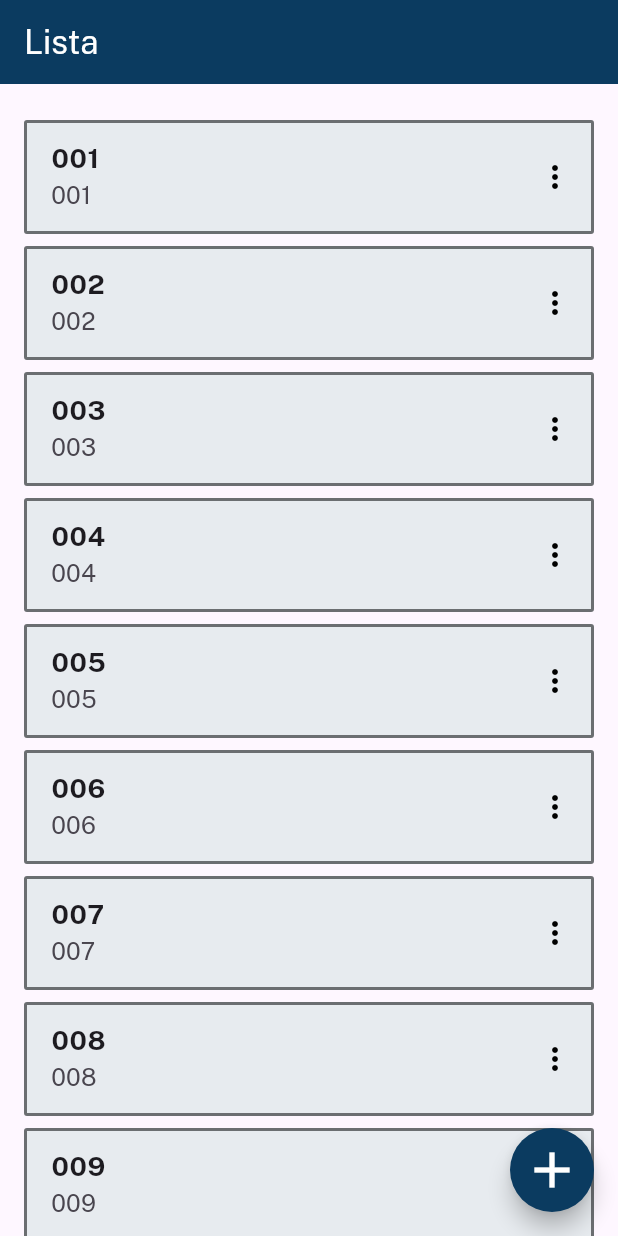
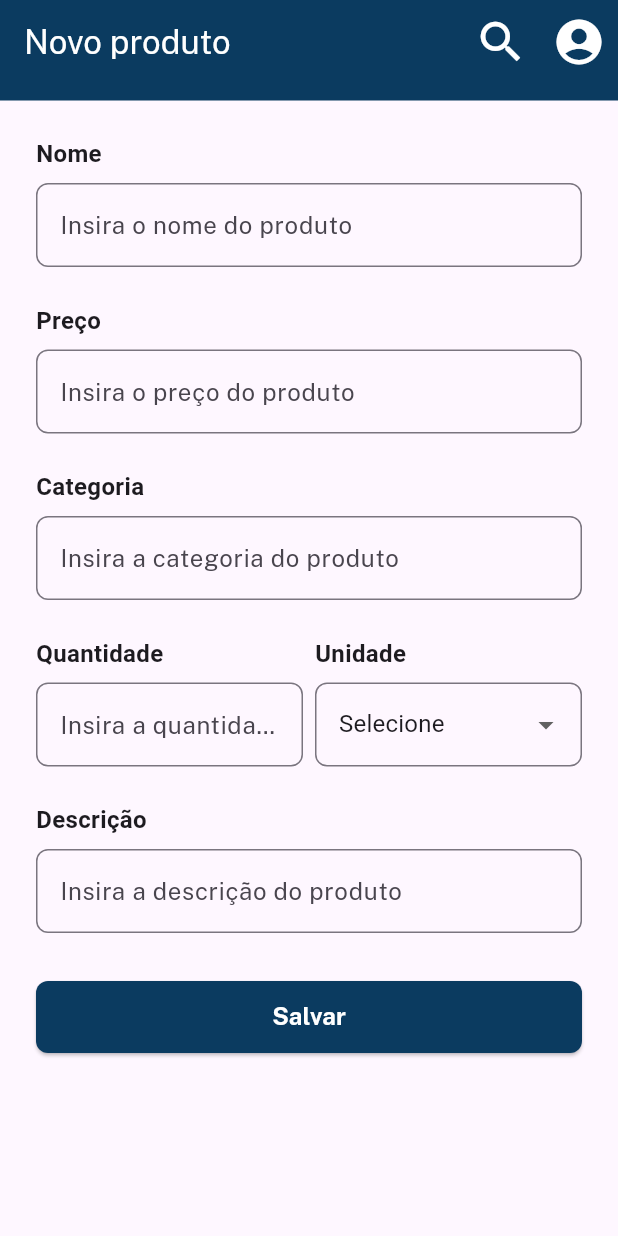
Before and after one commit to otaviohenrique1/app_lista_compras, a Flutter app: the screen it shows after launch, after a tap on the "add" icon, on a phone screen of 412 x 824 dp. Run offline on Flutter 3.47's test engine with Material 2 defaults, Android fonts, the phone set to English and light mode, and no system bars.

Commit message:
commit 7

```diff
--- a/lib/components/appbar.dart
+++ b/lib/components/appbar.dart
@@ -1,28 +1,156 @@
+import 'package:app_lista_compras/pages/login.dart';
 import 'package:flutter/material.dart';
 import 'package:app_lista_compras/styles/fonts.dart';
 import 'package:app_lista_compras/styles/colors.dart';
 
 enum ItemMenuEnum { pefil, busca, sair }
 
-class AppBarSimples extends StatelessWidget implements PreferredSizeWidget {
-  const AppBarSimples({super.key});
+class AppBarHeader extends StatefulWidget implements PreferredSizeWidget {
+  const AppBarHeader({
+    super.key,
+    required this.titulo,
+  });
+
+  final String titulo;
 
   @override
+  State<AppBarHeader> createState() => _AppBarHeaderState();
+
+  @override
+  Size get preferredSize {
+    return const Size.fromHeight(67);
+  }
+}
+
+class _AppBarHeaderState extends State<AppBarHeader> {
+  @override
   Widget build(BuildContext context) {
+    ItemMenuEnum? selectedMenu;
+
     return AppBar(
       backgroundColor: azul1,
-      title: const Text(
-        "Lista",
-        style: TextStyle(
+      title: Text(
+        widget.titulo,
+        style: const TextStyle(
           color: branco,
           fontFamily: fontFamily,
         ),
       ),
+      actions: [
+        IconButton(
+          icon: const Icon(
+            Icons.search,
+            color: Colors.white,
+            size: 36,
+          ),
+          onPressed: () {
+            // Navigator.push(
+            //   context,
+            //   MaterialPageRoute(builder: (context) => const Busca()),
+            // );
+          },
+        ),
+        PopupMenuButton<ItemMenuEnum>(
+          initialValue: selectedMenu,
+          icon: const Icon(
+            Icons.account_circle,
+            color: Colors.white,
+            size: 36,
+          ),
+          onSelected: (item) {
+            setState(() {
+              selectedMenu = item;
+              if (item == ItemMenuEnum.busca) {
+                // Navigator.push(
+                //   context,
+                //   MaterialPageRoute(builder: (context) => const Busca()),
+                // );
+              } else if (item == ItemMenuEnum.pefil) {
+                // Navigator.push(
+                //   context,
+                //   MaterialPageRoute(builder: (context) => const Perfil()),
+                // );
+              } else if (item == ItemMenuEnum.sair) {
+                showDialog<String>(
+                  context: context,
+                  builder: (BuildContext context) => AlertDialog(
+                    title: const Text('Aviso!'),
+                    content: const Row(
+                      mainAxisAlignment: MainAxisAlignment.center,
+                      children: [
+                        Text('Deseja sair do aplicativo?'),
+                      ],
+                    ),
+                    icon: const Icon(
+                      Icons.warning_amber_rounded,
+                      size: 64,
+                    ),
+                    iconColor: Colors.red,
+                    actions: <Widget>[
+                      TextButton(
+                        onPressed: () => Navigator.pop(context),
+                        // onPressed: () => Navigator.pop(context, 'Cancel'),
+                        child: const Text('Não'),
+                      ),
+                      TextButton(
+                        onPressed: () {
+                          Navigator.pop(context);
+                          // Navigator.pop(context, 'OK');
+                          Navigator.pushReplacement(
+                            context,
+                            MaterialPageRoute(
+                                builder: (context) => const Login()),
+                          );
+                        },
+                        child: const Text('Sim'),
+                      ),
+                    ],
+                  ),
+                );
+                // Navigator.pushReplacement(
+                //   context,
+                //   MaterialPageRoute(builder: (context) => const Login()),
+                // );
+              }
+            });
+          },
+          itemBuilder: (BuildContext context) => <PopupMenuEntry<ItemMenuEnum>>[
+            const PopupMenuItem<ItemMenuEnum>(
+              value: ItemMenuEnum.pefil,
+              child: Text(
+                'Pefil',
+                style: TextStyle(
+                  color: Colors.black,
+                  fontSize: 16,
+                ),
+                textAlign: TextAlign.center,
+              ),
+            ),
+            const PopupMenuItem<ItemMenuEnum>(
+              value: ItemMenuEnum.busca,
+              child: Text(
+                'Busca',
+                style: TextStyle(
+                  color: Colors.black,
+                  fontSize: 16,
+                ),
+                textAlign: TextAlign.center,
+              ),
+            ),
+            const PopupMenuItem<ItemMenuEnum>(
+              value: ItemMenuEnum.sair,
+              child: Text(
+                'Sair',
+                style: TextStyle(
+                  color: Colors.black,
+                  fontSize: 16,
+                ),
+                textAlign: TextAlign.center,
+              ),
+            ),
+          ],
+        ),
+      ],
     );
   }
-
-  @override
-  Size get preferredSize {
-    return const Size.fromHeight(10);
-  }
 }
--- a/lib/components/campo_texto.dart
+++ b/lib/components/campo_texto.dart
@@ -13,6 +13,7 @@ class CampoTexto extends StatelessWidget {
     this.validator,
     this.keyboardType,
     this.initialValue,
+    this.maxLines,
   });
 
   final bool exibeLabel;
@@ -23,6 +24,7 @@ class CampoTexto extends StatelessWidget {
   final TextInputType? keyboardType;
   final bool obscureText;
   final String? initialValue;
+  final int? maxLines;
 
   @override
   Widget build(BuildContext context) {
@@ -47,11 +49,20 @@ class CampoTexto extends StatelessWidget {
         TextFormField(
           controller: controller,
           validator: validator,
+          maxLines: (maxLines == null) ? 1 : maxLines,
           obscureText: obscureText,
           decoration: InputDecoration(
             hintText: hintText,
-            hintStyle: const TextStyle(fontSize: 16),
-            errorStyle: const TextStyle(fontSize: 16),
+            hintStyle: const TextStyle(
+              fontSize: 16,
+              fontFamily: fontFamily,
+              fontWeight: fontWeightRegular,
+            ),
+            errorStyle: const TextStyle(
+              fontSize: 16,
+              fontFamily: fontFamily,
+              fontWeight: fontWeightRegular,
+            ),
             border: const OutlineInputBorder(
               borderRadius: BorderRadius.all(Radius.circular(8)),
               borderSide: BorderSide(
--- /dev/null
+++ b/lib/components/select.dart
@@ -0,0 +1,179 @@
+import 'package:app_lista_compras/styles/colors.dart';
+import 'package:app_lista_compras/styles/fonts.dart';
+import 'package:flutter/material.dart';
+
+class Select extends StatefulWidget {
+  const Select({
+    super.key,
+    required this.lista,
+    this.validator,
+    this.outroItem,
+    this.onSaved,
+    required this.onChanged,
+    required this.dropdownValue,
+    required this.exibeLabel,
+    this.label,
+  });
+
+  final List<String> lista;
+  final String? outroItem;
+  final String? Function(String?)? validator;
+  final void Function(String?)? onSaved;
+  final void Function(String?)? onChanged;
+  final String dropdownValue;
+  final bool exibeLabel;
+  final String? label;
+
+  @override
+  State<Select> createState() => _SelectState();
+}
+
+class _SelectState extends State<Select> {
+  @override
+  Widget build(BuildContext context) {
+    // String dropdownValue =
+    //     (widget.outroItem == null) ? widget.lista.first : widget.outroItem!;
+
+    // var a = widget.lista.map<DropdownMenuItem<String>>((String value) {
+    //   return DropdownMenuItem<String>(
+    //     value: value,
+    //     child: Text(
+    //       value,
+    //       style: const TextStyle(
+    //         fontWeight: FontWeight.normal,
+    //         fontSize: 16,
+    //       ),
+    //     ),
+    //   );
+    // }).toList();
+
+    return Column(
+      children: [
+        Visibility(
+          visible: widget.exibeLabel,
+          child: Container(
+            margin: const EdgeInsets.only(bottom: 8),
+            child: Align(
+              alignment: Alignment.centerLeft,
+              child: Text(
+                (widget.label == null) ? "" : widget.label!,
+                style: const TextStyle(
+                  fontSize: 16,
+                  fontWeight: fontWeightBold,
+                ),
+              ),
+            ),
+          ),
+        ),
+        DropdownButtonFormField(
+          // value: dropdownValue,
+          value: widget.dropdownValue,
+          items: widget.lista.map<DropdownMenuItem<String>>((String value) {
+            return DropdownMenuItem<String>(
+              value: value,
+              child: Text(
+                value,
+                style: const TextStyle(
+                  fontWeight: FontWeight.normal,
+                  fontSize: 16,
+                ),
+              ),
+            );
+          }).toList(),
+          // onChanged: (value) async {
+          //   setState(() {
+          //     dropdownValue = value!;
+          //   });
+          // },
+          onChanged: widget.onChanged,
+          onSaved: widget.onSaved,
+          decoration: InputDecoration(
+            border: OutlineInputBorder(
+              borderSide: const BorderSide(
+                color: Colors.black,
+                width: 1,
+              ),
+              borderRadius: BorderRadius.circular(8),
+            ),
+            errorStyle: const TextStyle(fontSize: 16),
+            focusedBorder: const OutlineInputBorder(
+              borderRadius: BorderRadius.all(Radius.circular(8)),
+              borderSide: BorderSide(
+                color: azul1,
+                width: 2,
+                style: BorderStyle.solid,
+              ),
+            ),
+          ),
+          validator: widget.validator,
+        ),
+      ],
+    );
+  }
+}
+
+/*
+import 'package:flutter/material.dart';
+
+class Select extends StatefulWidget {
+  const Select({
+    super.key,
+    required this.lista,
+    this.validator,
+    this.outroItem,
+    this.onSaved,
+  });
+
+  final List<String> lista;
+  final String? outroItem;
+  final String? Function(String?)? validator;
+  final void Function(String?)? onSaved;
+
+  @override
+  State<Select> createState() => _SelectState();
+}
+
+class _SelectState extends State<Select> {
+  @override
+  Widget build(BuildContext context) {
+    String dropdownValue =
+        (widget.outroItem == null) ? widget.lista.first : widget.outroItem!;
+
+    return DropdownButtonFormField(
+      value: dropdownValue,
+      items: widget.lista.map<DropdownMenuItem<String>>((String value) {
+        return DropdownMenuItem<String>(
+          value: value,
+          child: Text(
+            value,
+            style: const TextStyle(
+              fontWeight: FontWeight.normal,
+              fontSize: 16,
+            ),
+          ),
+        );
+      }).toList(),
+      onChanged: (value) async {
+        setState(() {
+          dropdownValue = value!;
+        });
+      },
+      onSaved: widget.onSaved,
+      decoration: InputDecoration(
+        border: OutlineInputBorder(
+          borderSide: const BorderSide(
+            color: Colors.black,
+            width: 1,
+          ),
+          borderRadius: BorderRadius.circular(4),
+        ),
+        errorStyle: const TextStyle(
+          color: Colors.red,
+          fontSize: 16,
+        ),
+      ),
+      validator: widget.validator,
+    );
+  }
+}
+*/
--- a/lib/pages/homepage.dart
+++ b/lib/pages/homepage.dart
@@ -1,4 +1,6 @@
 import 'package:flutter/material.dart';
+import 'package:app_lista_compras/components/appbar.dart';
+import 'package:app_lista_compras/pages/novo_produto.dart';
 import 'package:app_lista_compras/styles/colors.dart';
 import 'package:app_lista_compras/styles/fonts.dart';
 
@@ -90,16 +92,7 @@ class _HomepageState extends State<Homepage> {
   @override
   Widget build(BuildContext context) {
     return Scaffold(
-      appBar: AppBar(
-        backgroundColor: azul1,
-        title: const Text(
-          "Lista",
-          style: TextStyle(
-            color: branco,
-            fontFamily: fontFamily,
-          ),
-        ),
-      ),
+      appBar: const AppBarHeader(titulo: "Lista"),
       body: Padding(
         padding: const EdgeInsets.symmetric(horizontal: 16),
         child: ListView.builder(
@@ -146,7 +139,14 @@ class _HomepageState extends State<Homepage> {
         ),
       ),
       floatingActionButton: FloatingActionButton(
-        onPressed: () {},
+        onPressed: () {
+          Navigator.pushReplacement(
+            context,
+            MaterialPageRoute(
+              builder: (context) => const NovoProduto(),
+            ),
+          );
+        },
         backgroundColor: azul1,
         tooltip: "Adicionar produto",
         shape: const CircleBorder(),
--- /dev/null
+++ b/lib/pages/novo_produto.dart
@@ -0,0 +1,170 @@
+import 'package:app_lista_compras/components/appbar.dart';
+import 'package:app_lista_compras/components/select.dart';
+import 'package:app_lista_compras/pages/homepage.dart';
+import 'package:app_lista_compras/styles/listas.dart';
+import 'package:flutter/material.dart';
+import 'package:app_lista_compras/components/appbar_simples.dart';
+import 'package:app_lista_compras/components/botao.dart';
+import 'package:app_lista_compras/components/botao_texto.dart';
+import 'package:app_lista_compras/components/campo_texto.dart';
+import 'package:app_lista_compras/components/titulo.dart';
+import 'package:app_lista_compras/pages/esqueci_senha.dart';
+import 'package:app_lista_compras/pages/novo_usuario.dart';
+import 'package:app_lista_compras/styles/colors.dart';
+import 'package:app_lista_compras/styles/fonts.dart';
+import 'package:app_lista_compras/utils/validator.dart';
+
+class NovoProduto extends StatefulWidget {
+  const NovoProduto({super.key});
+
+  @override
+  State<NovoProduto> createState() => _NovoProdutoState();
+}
+
+class _NovoProdutoState extends State<NovoProduto> {
+  var formKey = GlobalKey<FormState>();
+  final TextEditingController _nomeController = TextEditingController();
+  final TextEditingController _precoController = TextEditingController();
+  final TextEditingController _categoriaController = TextEditingController();
+  final TextEditingController _quantidadeController = TextEditingController();
+  final TextEditingController _descricaoController = TextEditingController();
+
+  String dropdownValueUnidadeQuantidade = unidadeQuantidade.first;
+
+  @override
+  void dispose() {
+    _nomeController.dispose();
+    _precoController.dispose();
+    _categoriaController.dispose();
+    _quantidadeController.dispose();
+    _descricaoController.dispose();
+    super.dispose();
+  }
+
+  @override
+  Widget build(BuildContext context) {
+    return Scaffold(
+      appBar: const AppBarHeader(titulo: "Novo produto"),
+      body: SingleChildScrollView(
+        child: Padding(
+          padding: const EdgeInsets.all(24),
+          child: Form(
+            key: formKey,
+            child: Column(
+              children: [
+                CampoTexto(
+                  label: "Nome",
+                  hintText: "Insira o nome do produto",
+                  controller: _nomeController,
+                  exibeLabel: true,
+                  keyboardType: TextInputType.text,
+                  validator: validaCampoVazio,
+                  obscureText: false,
+                ),
+                const SizedBox(height: 24),
+                CampoTexto(
+                  label: "Preço",
+                  hintText: "Insira o preço do produto",
+                  controller: _precoController,
+                  exibeLabel: true,
+                  keyboardType: TextInputType.number,
+                  obscureText: false,
+                  validator: validaCampoVazio,
+                ),
+                const SizedBox(height: 24),
+                CampoTexto(
+                  label: "Categoria",
+                  hintText: "Insira a categoria do produto",
+                  controller: _categoriaController,
+                  exibeLabel: true,
+                  keyboardType: TextInputType.text,
+                  validator: validaCampoVazio,
+                  obscureText: false,
+                ),
+                const SizedBox(height: 24),
+                Row(
+                  children: [
+                    Expanded(
+                      child: CampoTexto(
+                        label: "Quantidade",
+                        hintText: "Insira a quantidade",
+                        controller: _quantidadeController,
+                        exibeLabel: true,
+                        keyboardType: TextInputType.number,
+                        obscureText: false,
+                        validator: validaCampoVazio,
+                      ),
+                    ),
+                    const SizedBox(width: 8),
+                    Expanded(
+                      child: Select(
+                        exibeLabel: true,
+                        label: "Unidade",
+                        lista: unidadeQuantidade,
+                        dropdownValue: dropdownValueUnidadeQuantidade,
+                        onChanged: (value) async {
+                          setState(() {
+                            dropdownValueUnidadeQuantidade = value!;
+                          });
+                        },
+                        validator: (value) {
+                          if (value == null || value == "Selecione") {
+                            return "Valor inválido";
+                          }
+                          return null;
+                        },
+                      ),
+                    ),
+                  ],
+                ),
+                const SizedBox(height: 24),
+                CampoTexto(
+                  label: "Descrição",
+                  hintText: "Insira a descrição do produto",
+                  controller: _descricaoController,
+                  exibeLabel: true,
+                  keyboardType: TextInputType.text,
+                  obscureText: false,
+                  validator: validaCampoVazio,
+                ),
+                const SizedBox(height: 32),
+                Botao(
+                  onPressed: () {
+                    if (formKey.currentState!.validate()) {
+                      Navigator.pushReplacement(
+                        context,
+                        MaterialPageRoute(
+                          builder: (context) => const Homepage(),
+                        ),
+                      );
+                    }
+                  },
+                  label: "Salvar",
+                  backgroundColor: azul1,
+                  fontColor: branco,
+                ),
+              ],
+            ),
+          ),
+        ),
+      ),
+    );
+  }
+}
+
+// class AppBarSimples extends StatelessWidget implements PreferredSizeWidget {
+//   const AppBarSimples({
+//     super.key,
+//   });
+
+//   @override
+//   Size get preferredSize => const Size.fromHeight(0);
+
+//   @override
+//   Widget build(BuildContext context) {
+//     return AppBar(
+//       backgroundColor: azul1,
+//       toolbarHeight: 0,
+//     );
+//   }
+// }
--- /dev/null
+++ b/lib/styles/data.dart
@@ -0,0 +1,69 @@
+List<Map<String, dynamic>> listaUsuarioTeste = [
+  {
+    "nome": "Usuario",
+    "email": "usuario@email.com",
+    "senha": "0123456789",
+  },
+  {
+    "nome": "Usuario2",
+    "email": "usuario2@email.com",
+    "senha": "9876543210",
+  },
+];
+
+List<Map<String, dynamic>> listaProdutosTeste = [
+  {
+    "nome": "Leite",
+    "quantidade": 30,
+    "unidade": "un",
+    "categoria": "Bebida",
+  },
+  {
+    "nome": "Coca-cola",
+    "quantidade": 12,
+    "unidade": "un",
+    "categoria": "Bebida",
+  },
+  {
+    "nome": "Mortadela",
+    "quantidade": 500,
+    "unidade": "g",
+    "categoria": "Comida",
+  },
+  {
+    "nome": "Presunto",
+    "quantidade": 600,
+    "unidade": "g",
+    "categoria": "Comida",
+  },
+  {
+    "nome": "Queijo",
+    "quantidade": 600,
+    "unidade": "g",
+    "categoria": "Comida",
+  },
+  {
+    "nome": "Ovo de páscoa",
+    "quantidade": 10,
+    "unidade": "un",
+    "categoria": "Comida",
+  },
+  {
+    "nome": "Tomate",
+    "quantidade": 1,
+    "unidade": "kg",
+    "categoria": "Comida",
+  },
+  {
+    "nome": "Laranja",
+    "quantidade": 2,
+    "unidade": "kg",
+    "categoria": "Comida",
+  },
+  {
+    "nome": "Maçã",
+    "quantidade": 3,
+    "unidade": "kg",
+    "categoria": "Bebida",
+  },
+];
--- /dev/null
+++ b/lib/styles/listas.dart
@@ -0,0 +1,9 @@
+List<String> unidadeQuantidade = [
+  "Selecione",
+  "un",
+  "g",
+  "mg",
+  "kg",
+  "l",
+  "ml"
+];
```
